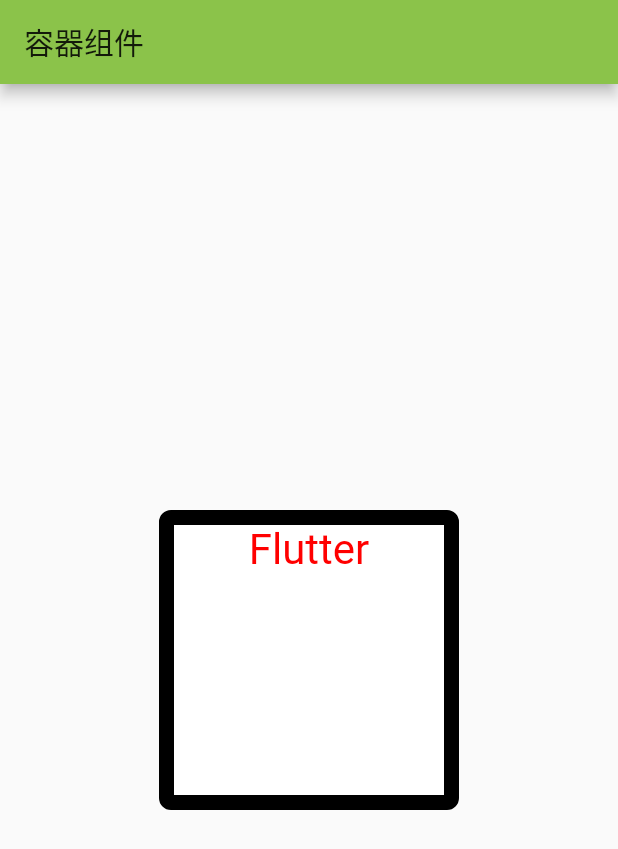
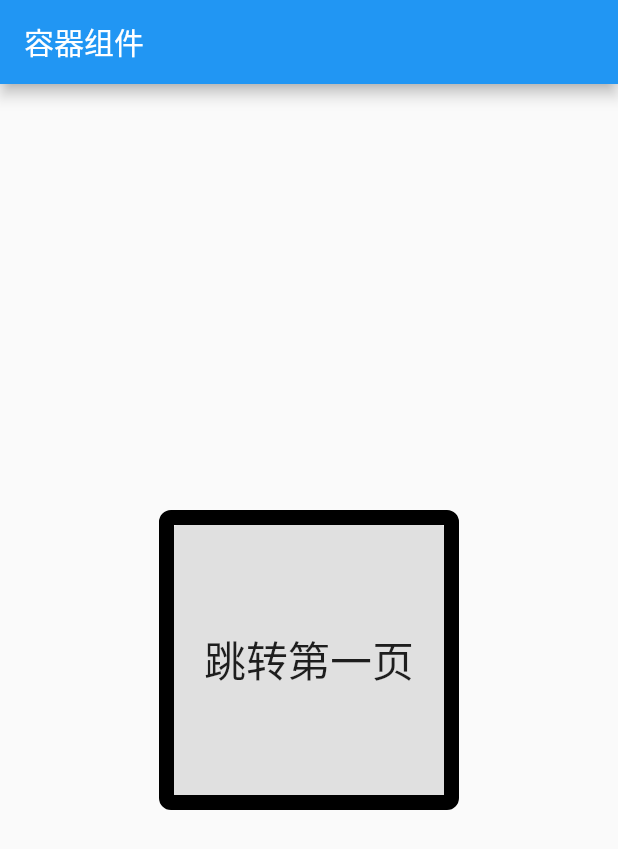
Before and after one commit to 0730chen/Flutter-, a Flutter app: the screen it shows after launch, on a phone screen of 412 x 824 dp. Shown: the top 849 px of the screen. Run offline on Flutter 3.47's test engine with Material 2 defaults, Android fonts, the phone set to English and light mode, and no system bars.

Commit message:
学习路由使用

```diff
--- a/lib/first.dart
+++ b/lib/first.dart
@@ -9,6 +9,7 @@ class FirstPage extends StatefulWidget {
 class _FirstPageState extends State<FirstPage> {
   @override
   Widget build(BuildContext context) {
+    print('第一页的路由');
     return new Scaffold(
       appBar: new AppBar(
         title: new Text("界面1"),
--- a/lib/main.dart
+++ b/lib/main.dart
@@ -23,7 +23,6 @@ class DemoApp extends StatelessWidget {
         title: '摸鱼池塘',
         theme: new ThemeData(
           brightness: Brightness.light,
-          primaryColor: Colors.lightGreen,
           accentColor: Colors.cyan,
 
         ),
@@ -45,14 +44,29 @@ class DemoApp extends StatelessWidget {
               borderRadius:
                 const BorderRadius.all(const Radius.circular(8.0))
             ),
-            child: Text(
-              'Flutter',
-              textAlign: TextAlign.center,
-              style:new TextStyle(fontSize: 28.0,color: const Color(0xffff0000))
+//            child: Text(
+//              'Flutter',
+//              textAlign: TextAlign.center,
+//              style:new TextStyle(fontSize: 28.0,color: const Color(0xffff0000))
+//            ),
+            child: RaisedButton(
+              onPressed: (){
+                Navigator.pushNamed(context, '/first');
+              },
+              child: Text(
+                '跳转第一页',
+                style: TextStyle(fontSize: 28.0),
+              ),
             ),
           ),
         )
-        )
+        ),
+        routes:{
+          '/first':(BuildContext context) => FirstPage(),
+          '/seconed':(BuildContext context) =>secondPage(),
+          '/third':(BuildContext context)=> thirdPage()
+        },
+      initialRoute: './first',
 
 //        home: DemoPage(),
     );
```
Also changed, not shown: 1 other file.
